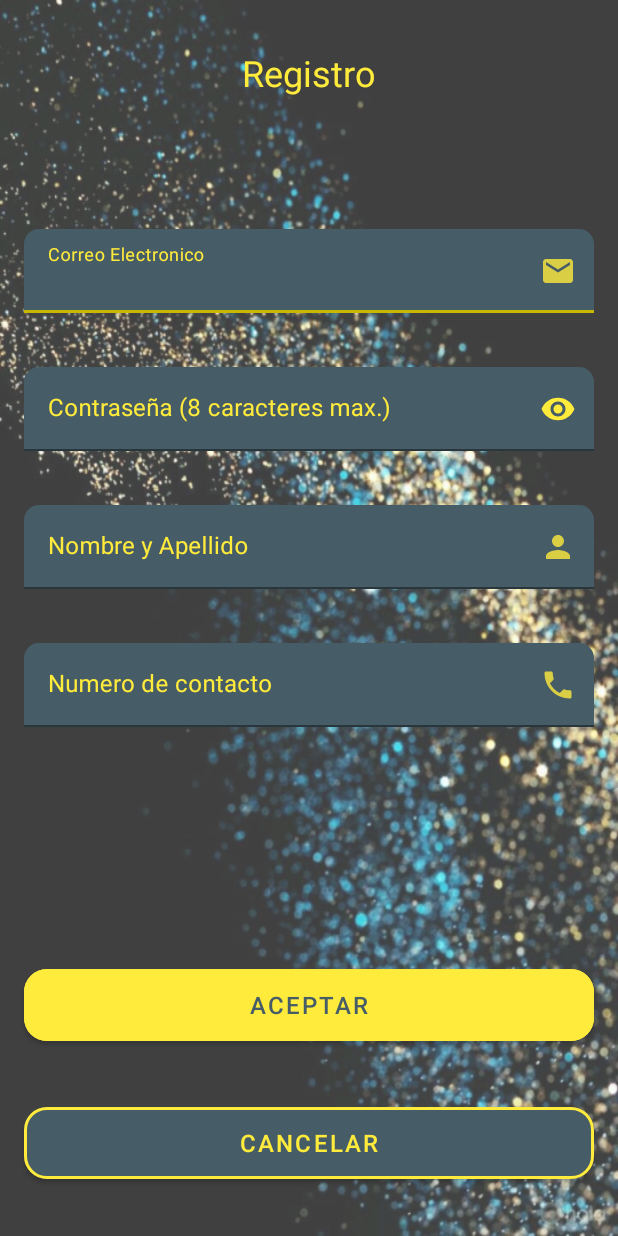
After one commit to Jl-power/Queen, an Android app: the RegisterActivity screen opened directly, with no data from a screen before it, on a phone screen of 412 x 824 dp. The commit adds this screen. Run offline under Robolectric (Android 15) with nearby library versions, the light colour scheme and no system bars.

Commit message:
Diseño del Register

```diff
--- a/app/src/main/java/com/example/dragapp/LoginActivity.kt
+++ b/app/src/main/java/com/example/dragapp/LoginActivity.kt
@@ -24,7 +24,12 @@ class LoginActivity : AppCompatActivity() {
         auth = Firebase.auth
 
         binding.btnLogin.setOnClickListener {
-            emptyControl(binding.inputUser.text.toString(),binding.inputPass.text.toString())
+            emptyControl(binding.inputMail.text.toString(),binding.inputPass.text.toString())
+        }
+
+        binding.btnRegister.setOnClickListener {
+            val intent = Intent(this,RegisterActivity::class.java)
+            startActivity(intent)
         }
 
     }
--- /dev/null
+++ b/app/src/main/java/com/example/dragapp/RegisterActivity.kt
@@ -0,0 +1,17 @@
+package com.example.dragapp
+
+import androidx.appcompat.app.AppCompatActivity
+import android.os.Bundle
+import com.example.dragapp.databinding.ActivityRegisterBinding
+
+
+class RegisterActivity : AppCompatActivity() {
+
+    private lateinit var binding: ActivityRegisterBinding
+
+    override fun onCreate(savedInstanceState: Bundle?) {
+        super.onCreate(savedInstanceState)
+        binding = ActivityRegisterBinding.inflate(layoutInflater)
+        setContentView(binding.root)
+    }
+}
--- a/app/src/main/java/com/example/dragapp/pojo/Queen.kt
+++ b/app/src/main/java/com/example/dragapp/pojo/Queen.kt
@@ -1,5 +1,6 @@
 package com.example.dragapp.pojo
 
+import android.provider.ContactsContract.CommonDataKinds.Email
 import androidx.room.Entity
 import androidx.room.PrimaryKey
 import com.google.gson.annotations.SerializedName
--- /dev/null
+++ b/app/src/main/java/com/example/dragapp/pojo/User.kt
@@ -0,0 +1,15 @@
+package com.example.dragapp.pojo
+
+import androidx.room.Entity
+import androidx.room.PrimaryKey
+import com.google.gson.annotations.SerializedName
+
+@Entity
+data class User (
+    @SerializedName("id")
+    @PrimaryKey                     var id              : Int?             = null,
+    @SerializedName("email")        var email           : String?          = null,
+    @SerializedName("pass")         var pass            : String?          = null,
+    @SerializedName("name")         var name            : String?          = null,
+    @SerializedName("number")       var number          : Int?             = null,
+    )
--- /dev/null
+++ b/app/src/main/res/drawable-anydpi/ic_mail.xml
@@ -0,0 +1,11 @@
+<vector xmlns:android="http://schemas.android.com/apk/res/android"
+    android:width="24dp"
+    android:height="24dp"
+    android:viewportWidth="24"
+    android:viewportHeight="24"
+    android:tint="#FFFF5A"
+    android:alpha="0.8">
+  <path
+      android:fillColor="@android:color/white"
+      android:pathData="M20,4L4,4c-1.1,0 -1.99,0.9 -1.99,2L2,18c0,1.1 0.9,2 2,2h16c1.1,0 2,-0.9 2,-2L22,6c0,-1.1 -0.9,-2 -2,-2zM20,8l-8,5 -8,-5L4,6l8,5 8,-5v2z"/>
+</vector>
--- /dev/null
+++ b/app/src/main/res/drawable-anydpi/ic_phone.xml
@@ -0,0 +1,11 @@
+<vector xmlns:android="http://schemas.android.com/apk/res/android"
+    android:width="24dp"
+    android:height="24dp"
+    android:viewportWidth="24"
+    android:viewportHeight="24"
+    android:tint="#FFFF5A"
+    android:alpha="0.8">
+  <path
+      android:fillColor="@android:color/white"
+      android:pathData="M6.62,10.79c1.44,2.83 3.76,5.14 6.59,6.59l2.2,-2.2c0.27,-0.27 0.67,-0.36 1.02,-0.24 1.12,0.37 2.33,0.57 3.57,0.57 0.55,0 1,0.45 1,1V20c0,0.55 -0.45,1 -1,1 -9.39,0 -17,-7.61 -17,-17 0,-0.55 0.45,-1 1,-1h3.5c0.55,0 1,0.45 1,1 0,1.25 0.2,2.45 0.57,3.57 0.11,0.35 0.03,0.74 -0.25,1.02l-2.2,2.2z"/>
+</vector>
--- a/app/src/main/res/layout/activity_login.xml
+++ b/app/src/main/res/layout/activity_login.xml
@@ -22,7 +22,7 @@
         app:boxCornerRadiusTopStart="10dp"
         app:boxStrokeColor="@color/blueg700"
         app:endIconCheckable="true"
-        app:endIconDrawable="@drawable/ic_people"
+        app:endIconDrawable="@drawable/ic_mail"
         app:endIconMode="custom"
         app:endIconTint="@color/blueg500"
         app:hintTextColor="@color/blueg500"
@@ -32,10 +32,11 @@
         app:layout_constraintTop_toBottomOf="@+id/imgViewBam">
 
         <com.google.android.material.textfield.TextInputEditText
-            android:id="@+id/inputUser"
+            android:id="@+id/inputMail"
             android:layout_width="match_parent"
             android:layout_height="wrap_content"
             android:singleLine="true"
+            android:inputType="textEmailAddress"
             android:textColor="@color/blueg500" />
     </com.google.android.material.textfield.TextInputLayout>
 
--- /dev/null
+++ b/app/src/main/res/layout/activity_register.xml
@@ -0,0 +1,186 @@
+<?xml version="1.0" encoding="utf-8"?>
+<androidx.constraintlayout.widget.ConstraintLayout xmlns:android="http://schemas.android.com/apk/res/android"
+    xmlns:app="http://schemas.android.com/apk/res-auto"
+    xmlns:tools="http://schemas.android.com/tools"
+    android:layout_width="match_parent"
+    android:layout_height="match_parent"
+    android:background="@drawable/bg"
+    tools:context=".RegisterActivity">
+
+    <com.google.android.material.textfield.TextInputLayout
+        android:id="@+id/layoutMailR"
+        android:layout_width="0dp"
+        android:layout_height="60dp"
+        android:layout_marginStart="16dp"
+        android:layout_marginTop="88dp"
+        android:layout_marginEnd="16dp"
+        android:hint="@string/user"
+        android:textColorHint="@color/gold500"
+        app:boxBackgroundColor="@color/blueg500"
+        app:boxCornerRadiusTopEnd="10dp"
+        app:boxCornerRadiusTopStart="10dp"
+        app:boxStrokeColor="@color/gold700"
+        app:endIconCheckable="true"
+        app:endIconDrawable="@drawable/ic_mail"
+        app:endIconMode="custom"
+        app:endIconTint="@color/gold500"
+        app:hintTextColor="@color/gold500"
+        app:layout_constraintEnd_toEndOf="parent"
+        app:layout_constraintHorizontal_bias="0.5"
+        app:layout_constraintStart_toStartOf="parent"
+        app:layout_constraintTop_toBottomOf="@+id/tvRegister">
+
+        <com.google.android.material.textfield.TextInputEditText
+            android:id="@+id/inputMailR"
+            android:layout_width="match_parent"
+            android:layout_height="wrap_content"
+            android:inputType="textEmailAddress"
+            android:singleLine="true"
+            android:textColor="@color/blueg500" />
+    </com.google.android.material.textfield.TextInputLayout>
+
+    <com.google.android.material.textfield.TextInputLayout
+        android:id="@+id/layoutPassR"
+        android:layout_width="0dp"
+        android:layout_height="60dp"
+        android:layout_marginStart="16dp"
+        android:layout_marginTop="32dp"
+        android:layout_marginEnd="16dp"
+        android:hint="@string/pass2"
+        android:textColorHint="@color/gold500"
+        app:boxBackgroundColor="@color/blueg500"
+        app:boxCornerRadiusTopEnd="10dp"
+        app:boxCornerRadiusTopStart="10dp"
+        app:boxStrokeColor="@color/gold700"
+        app:endIconMode="password_toggle"
+        app:endIconTint="@color/gold500"
+        app:hintTextColor="@color/gold500"
+        app:layout_constraintEnd_toEndOf="parent"
+        app:layout_constraintHorizontal_bias="0.5"
+        app:layout_constraintStart_toStartOf="parent"
+        app:layout_constraintTop_toBottomOf="@+id/layoutMailR">
+
+        <com.google.android.material.textfield.TextInputEditText
+            android:id="@+id/inputPassR"
+            android:layout_width="match_parent"
+            android:layout_height="wrap_content"
+            android:inputType="textPassword"
+            android:maxLength="8"
+            android:singleLine="true"
+            android:textColor="@color/blueg500" />
+    </com.google.android.material.textfield.TextInputLayout>
+
+    <com.google.android.material.textfield.TextInputLayout
+        android:id="@+id/layoutNameR"
+        android:layout_width="0dp"
+        android:layout_height="60dp"
+        android:layout_marginStart="16dp"
+        android:layout_marginTop="32dp"
+        android:layout_marginEnd="16dp"
+        android:hint="@string/name"
+        android:textColorHint="@color/gold500"
+        app:boxBackgroundColor="@color/blueg500"
+        app:boxCornerRadiusTopEnd="10dp"
+        app:boxCornerRadiusTopStart="10dp"
+        app:boxStrokeColor="@color/gold700"
+        app:endIconCheckable="true"
+        app:endIconDrawable="@drawable/ic_people"
+        app:endIconMode="custom"
+        app:endIconTint="@color/gold500"
+        app:hintTextColor="@color/gold500"
+        app:layout_constraintEnd_toEndOf="parent"
+        app:layout_constraintHorizontal_bias="0.5"
+        app:layout_constraintStart_toStartOf="parent"
+        app:layout_constraintTop_toBottomOf="@+id/layoutPassR">
+
+        <com.google.android.material.textfield.TextInputEditText
+            android:id="@+id/inputNameR"
+            android:layout_width="match_parent"
+            android:layout_height="wrap_content"
+            android:inputType="text"
+            android:singleLine="true"
+            android:textColor="@color/blueg500" />
+    </com.google.android.material.textfield.TextInputLayout>
+
+    <com.google.android.material.textfield.TextInputLayout
+        android:id="@+id/layoutNumberR"
+        android:layout_width="0dp"
+        android:layout_height="60dp"
+        android:layout_marginStart="16dp"
+        android:layout_marginTop="32dp"
+        android:layout_marginEnd="16dp"
+        android:hint="@string/number"
+        android:textColorHint="@color/gold500"
+        app:boxBackgroundColor="@color/blueg500"
+        app:boxCornerRadiusTopEnd="10dp"
+        app:boxCornerRadiusTopStart="10dp"
+        app:boxStrokeColor="@color/gold700"
+        app:endIconCheckable="true"
+        app:endIconDrawable="@drawable/ic_phone"
+        app:endIconMode="custom"
+        app:endIconTint="@color/gold500"
+        app:hintTextColor="@color/gold500"
+        app:layout_constraintEnd_toEndOf="parent"
+        app:layout_constraintHorizontal_bias="0.5"
+        app:layout_constraintStart_toStartOf="parent"
+        app:layout_constraintTop_toBottomOf="@+id/layoutNameR">
+
+        <com.google.android.material.textfield.TextInputEditText
+            android:id="@+id/inputNumberR"
+            android:layout_width="match_parent"
+            android:layout_height="wrap_content"
+            android:inputType="numberDecimal"
+            android:singleLine="true"
+            android:textColor="@color/blueg500" />
+    </com.google.android.material.textfield.TextInputLayout>
+
+    <TextView
+        android:id="@+id/tvRegister"
+        android:layout_width="wrap_content"
+        android:layout_height="wrap_content"
+        android:layout_marginStart="16dp"
+        android:layout_marginTop="32dp"
+        android:layout_marginEnd="16dp"
+        android:text="@string/register"
+        android:textColor="@color/gold500"
+        android:textSize="24sp"
+        app:layout_constraintEnd_toEndOf="parent"
+        app:layout_constraintStart_toStartOf="parent"
+        app:layout_constraintTop_toTopOf="parent" />
+
+    <com.google.android.material.button.MaterialButton
+        android:id="@+id/btnAccept"
+        android:layout_width="0dp"
+        android:layout_height="60dp"
+        android:layout_marginStart="16dp"
+        android:layout_marginEnd="16dp"
+        android:layout_marginBottom="32dp"
+        android:text="@string/btn_accept"
+        android:textColor="@color/blueg500"
+        android:textSize="16sp"
+        android:backgroundTint="@color/gold500"
+        app:cornerRadius="15dp"
+        app:layout_constraintBottom_toTopOf="@+id/btnCancel"
+        app:layout_constraintEnd_toEndOf="parent"
+        app:layout_constraintHorizontal_bias="0.0"
+        app:layout_constraintStart_toStartOf="parent"/>
+
+    <com.google.android.material.button.MaterialButton
+        android:id="@+id/btnCancel"
+        android:layout_width="0dp"
+        android:layout_height="60dp"
+        android:layout_marginStart="16dp"
+        android:layout_marginEnd="16dp"
+        android:layout_marginBottom="32dp"
+        android:text="@string/btn_cancel"
+        android:textColor="@color/gold500"
+        android:textSize="16sp"
+        app:cornerRadius="15dp"
+        app:layout_constraintBottom_toBottomOf="parent"
+        app:layout_constraintEnd_toEndOf="parent"
+        app:layout_constraintHorizontal_bias="0.0"
+        app:layout_constraintStart_toStartOf="parent"
+        app:strokeColor="@color/gold500"
+        app:strokeWidth="2dp" />
+
+</androidx.constraintlayout.widget.ConstraintLayout>
--- a/app/src/main/res/values/strings.xml
+++ b/app/src/main/res/values/strings.xml
@@ -4,9 +4,15 @@
     <string name="subtitle">Conoce a tus Queens</string>
     <string name="user">Correo Electronico</string>
     <string name="pass">Contraseña</string>
+    <string name="pass2">Contraseña (8 caracteres max.)</string>
     <string name="btn_login">Iniciar Sesion</string>
     <string name="btn_signUp">sign up with</string>
     <string name="btn_register">Registrarse</string>
     <string name="btn_recover_pass">Recuperar Contraseña</string>
     <string name="banner">"El Drag es Arte y el Arte es subjetivo"</string>
+    <string name="name">Nombre y Apellido</string>
+    <string name="number">Numero de contacto</string>
+    <string name="register">Registro</string>
+    <string name="btn_accept">Aceptar</string>
+    <string name="btn_cancel">Cancelar</string>
 </resources>
```
Also changed, not shown: app/src/main/AndroidManifest.xml (+8 -1 lines), app/src/main/res/drawable-hdpi/ic_mail.png (added), app/src/main/res/drawable-hdpi/ic_phone.png (added), app/src/main/res/drawable-mdpi/ic_mail.png (added), app/src/main/res/drawable-mdpi/ic_phone.png (added), app/src/main/res/drawable-xhdpi/bg2.png (deleted), app/src/main/res/drawable-xhdpi/ic_mail.png (added), app/src/main/res/drawable-xhdpi/ic_phone.png (added), app/src/main/res/drawable-xxhdpi/ic_mail.png (added), app/src/main/res/drawable-xxhdpi/ic_phone.png (added).
